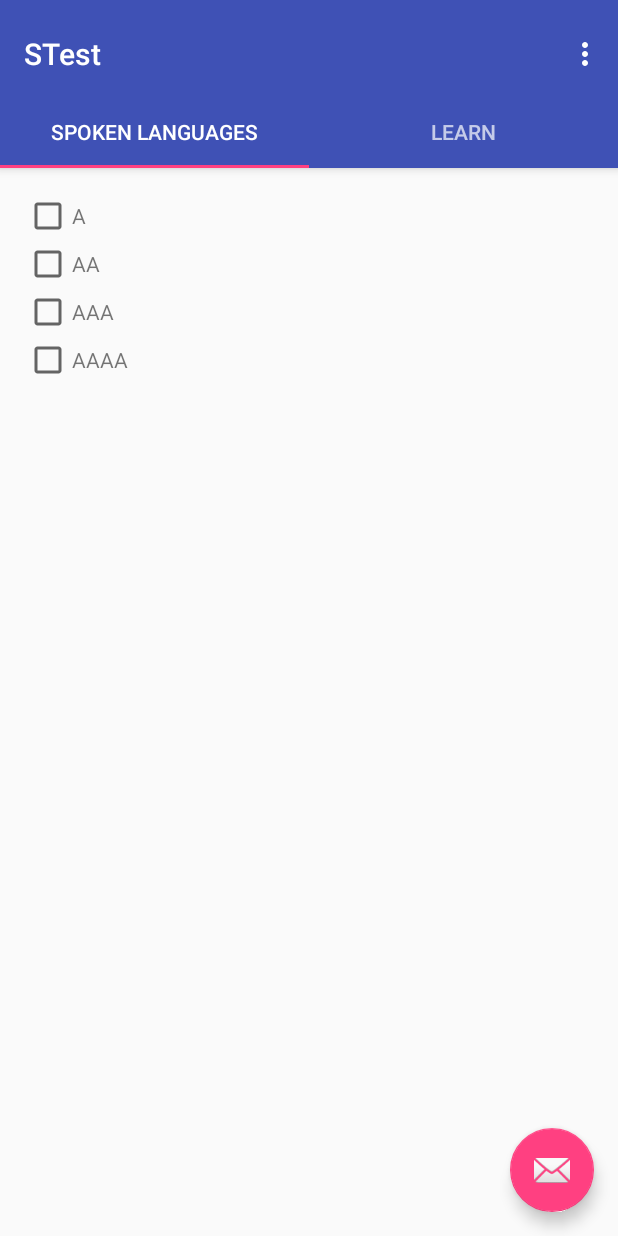
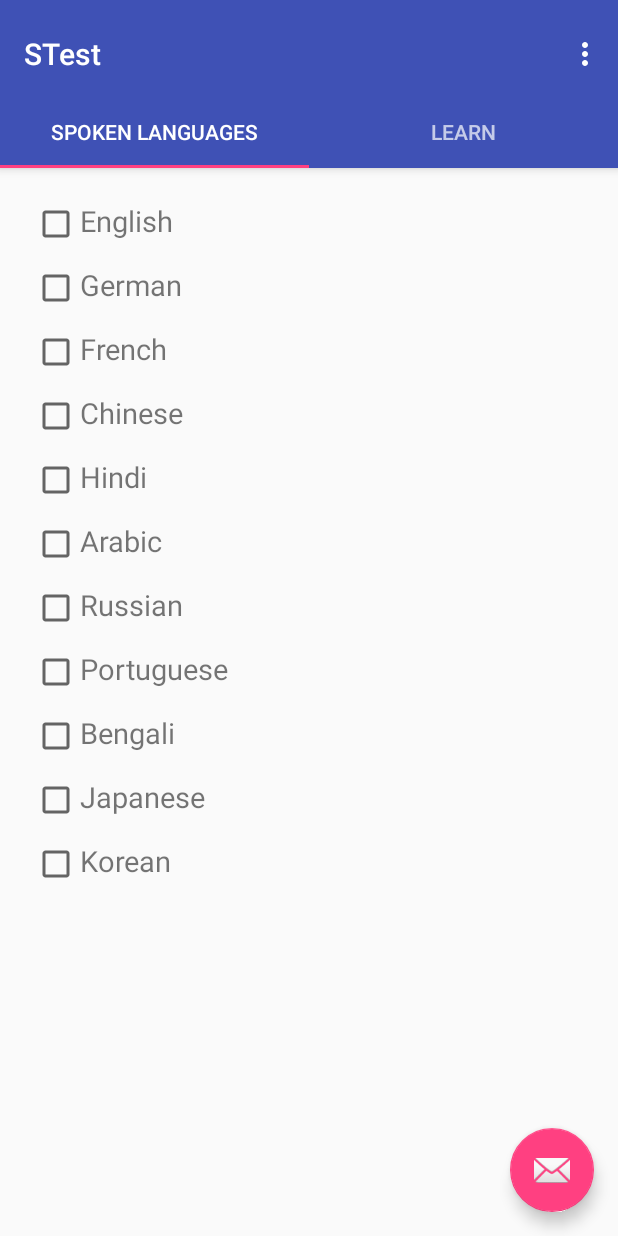
Before and after one commit to ZSte/SAM, an Android app: the STest screen opened directly, with no data from a screen before it, on a phone screen of 412 x 824 dp. Run offline under Robolectric (Android 15) with nearby library versions, the phone set to English and light mode, and no system bars.

Commit message:
Added languages

```diff
--- a/app/src/main/java/sam/com/sam/STest.java
+++ b/app/src/main/java/sam/com/sam/STest.java
@@ -23,6 +23,7 @@ import android.view.ViewGroup;
 import android.widget.TextView;
 
 import java.util.ArrayList;
+import java.util.Arrays;
 import java.util.List;
 
 public class STest extends AppCompatActivity {
@@ -129,11 +130,7 @@ public class STest extends AppCompatActivity {
                 RecyclerView rv = (RecyclerView) rootView.findViewById(R.id.spoken_rv);
                 LinearLayoutManager llm = new LinearLayoutManager(container.getContext());
                 rv.setLayoutManager(llm);
-                List<String> test = new ArrayList<>();
-                test.add("A");
-                test.add("AA");
-                test.add("AAA");
-                test.add("AAAA");
+                List<String> test = Arrays.asList(getResources().getStringArray(R.array.languages));
                 SpokenLanguagesAdapter spokenLanguagesAdapter = new SpokenLanguagesAdapter(test);
                 rv.setAdapter(spokenLanguagesAdapter);
                 //TextView textView = (TextView) rootView.findViewById(R.id.section_label);
@@ -145,11 +142,7 @@ public class STest extends AppCompatActivity {
                 RecyclerView rv = (RecyclerView) rootView.findViewById(R.id.learn_rv);
                 LinearLayoutManager llm = new LinearLayoutManager(container.getContext());
                 rv.setLayoutManager(llm);
-                List<String> test = new ArrayList<>();
-                test.add("A1");
-                test.add("AA");
-                test.add("AAA");
-                test.add("AAAA");
+                List<String> test = Arrays.asList(getResources().getStringArray(R.array.languages));
                 LearnLanguagesAdapter learnLanguagesAdapter = new LearnLanguagesAdapter(test);
                 rv.setAdapter(learnLanguagesAdapter);
                 //TextView textView = (TextView) rootView.findViewById(R.id.section_label);
--- a/app/src/main/res/layout/language_item.xml
+++ b/app/src/main/res/layout/language_item.xml
@@ -1,7 +1,8 @@
 <?xml version="1.0" encoding="utf-8"?>
 <LinearLayout xmlns:android="http://schemas.android.com/apk/res/android"
     android:orientation="horizontal" android:layout_width="match_parent"
-    android:layout_height="wrap_content">
+    android:layout_height="wrap_content"
+    android:padding="5dp">
 
     <!--android:layout_height="match_parent"-->
 
@@ -12,6 +13,7 @@
 
     <TextView
         android:id="@+id/language_tv"
+        android:textSize="19dp"
         android:layout_width="wrap_content"
         android:layout_height="wrap_content" />
 
--- a/app/src/main/res/values/strings.xml
+++ b/app/src/main/res/values/strings.xml
@@ -10,4 +10,18 @@
     <string name="spoken_lang">Spoken languages</string>
     <string name="learn_lang">Learn</string>
     <string name="section_format">Hello World from section: %1$d</string>
+
+    <string-array name="languages">
+        <item name="english">English</item>
+        <item name="german">German</item>
+        <item name="french">French</item>
+        <item name="chinese">Chinese</item>
+        <item name="hindi">Hindi</item>
+        <item name="arabic">Arabic</item>
+        <item name="russian">Russian</item>
+        <item name="portuguese">Portuguese</item>
+        <item name="bengali">Bengali</item>
+        <item name="japanese">Japanese</item>
+        <item name="korean">Korean</item>
+    </string-array>
 </resources>
```
Also changed, not shown: app/src/main/java/sam/com/sam/MainActivity.java (line endings or trailing spaces).
